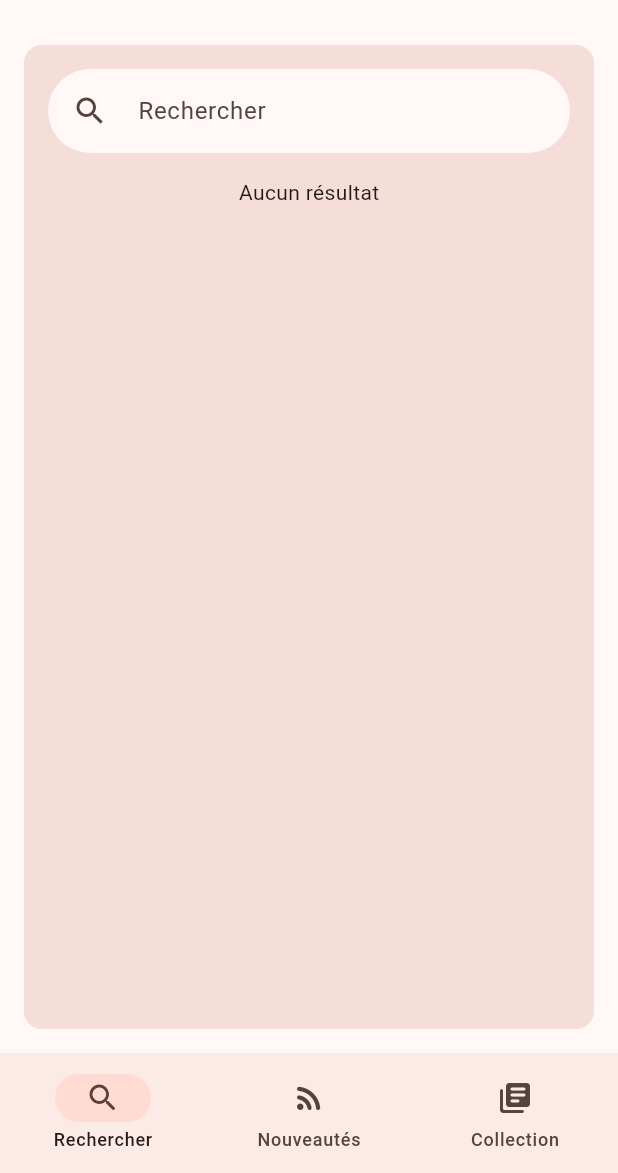
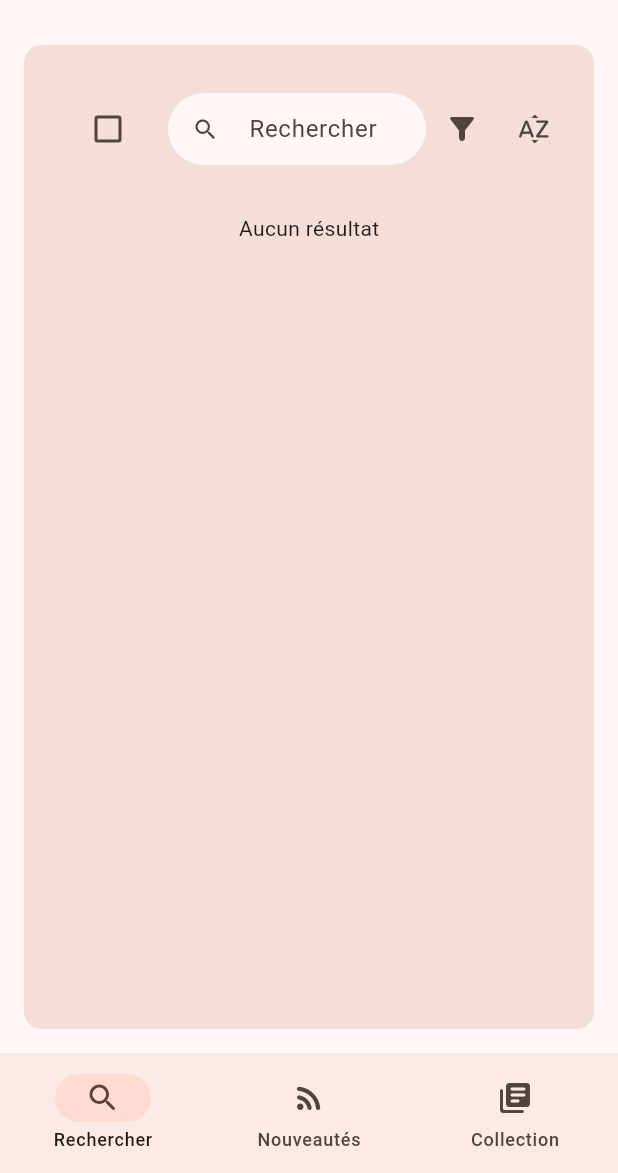
Before and after one commit to cs3991/research_assistant, a Flutter app: the screen it shows after launch, on a phone screen of 412 x 824 dp, the part 63-1236 px from its top. Run offline on Flutter 3.47's test engine with Material 2 defaults, Android fonts, the light colour scheme and no system bars; our stand-ins replace bloc, flutter_bloc; generated files the repository leaves out were written again.

Commit message:
implement view for search

```diff
--- a/lib/app/view/app.dart
+++ b/lib/app/view/app.dart
@@ -15,10 +15,11 @@ class App extends StatelessWidget {
 
   @override
   Widget build(BuildContext context) {
+    final brightness = Brightness.light;
     return MaterialApp(
       theme: ThemeData(
         useMaterial3: true,
-        colorScheme: ColorScheme.fromSeed(seedColor: const Color(0xffd95d3c)),
+        colorScheme: ColorScheme.fromSeed(seedColor: const Color(0xffd95d3c), brightness: brightness),
       ),
       localizationsDelegates: const [
         AppLocalizations.delegate,
--- a/lib/search/view/search_field.dart
+++ b/lib/search/view/search_field.dart
@@ -7,29 +7,48 @@ class SearchField extends StatelessWidget {
 
   @override
   Widget build(BuildContext context) {
-    return  Row(
+    return Row(
       children: [
+        Padding(
+          padding: const EdgeInsets.all(16),
+          child: Checkbox(
+            value: false,
+            activeColor: Theme.of(context).colorScheme.onSurfaceVariant,
+            onChanged: (bool? value) {},
+          ),
+        ),
         Expanded(
           child: TextField(
             decoration: InputDecoration(
               hintText: 'Rechercher',
               prefixIcon: const Padding(
-                padding: EdgeInsets.all(16),
+                padding: EdgeInsets.symmetric(horizontal: 16),
                 child: Icon(Icons.search),
               ),
               border: const OutlineInputBorder(
-                borderRadius: BorderRadius.all(Radius.circular(34)),
+                borderRadius: BorderRadius.all(Radius.circular(50)),
                 borderSide: BorderSide.none,
               ),
+              isDense: true,
               filled: true,
               fillColor: Theme.of(context).colorScheme.surface,
-              contentPadding: const EdgeInsets.all(16),
+              contentPadding: const EdgeInsets.symmetric(vertical: 10, horizontal: 16),
             ),
             onSubmitted: (value) {
               context.read<SearchCubit>().search(value);
             },
           ),
         ),
+        IconButton(
+          onPressed: () {},
+          icon: const Icon(Icons.filter_alt_rounded),
+          color: Theme.of(context).colorScheme.onSurfaceVariant,
+        ),
+        IconButton(
+          onPressed: () {},
+          icon: const Icon(Icons.sort_by_alpha_rounded),
+          color: Theme.of(context).colorScheme.onSurfaceVariant,
+        ),
       ],
     );
   }
--- a/packages/open_alex_api/lib/src/models/work.dart
+++ b/packages/open_alex_api/lib/src/models/work.dart
@@ -13,7 +13,7 @@ class Work {
   final List<Grant> grants;
   final bool hasFulltext;
   final int institutionsDistinctCount;
-  final String language;
+  final String? language;
   final String? license;
   final List<Location> locations;
   final int locationsCount;
@@ -36,8 +36,8 @@ class Work {
   @JsonKey(readValue: _readId, name: 'pmcid')
   final String? pmcId;
 
-  final String title;
-  final String displayName;
+  final String? title;
+  final String? displayName;
   final WorkType type;
 
   // Open access
```
Also changed, not shown: lib/search/view/search_results.dart (+74 -3 lines), packages/open_alex_api/lib/src/models/work.g.dart.
